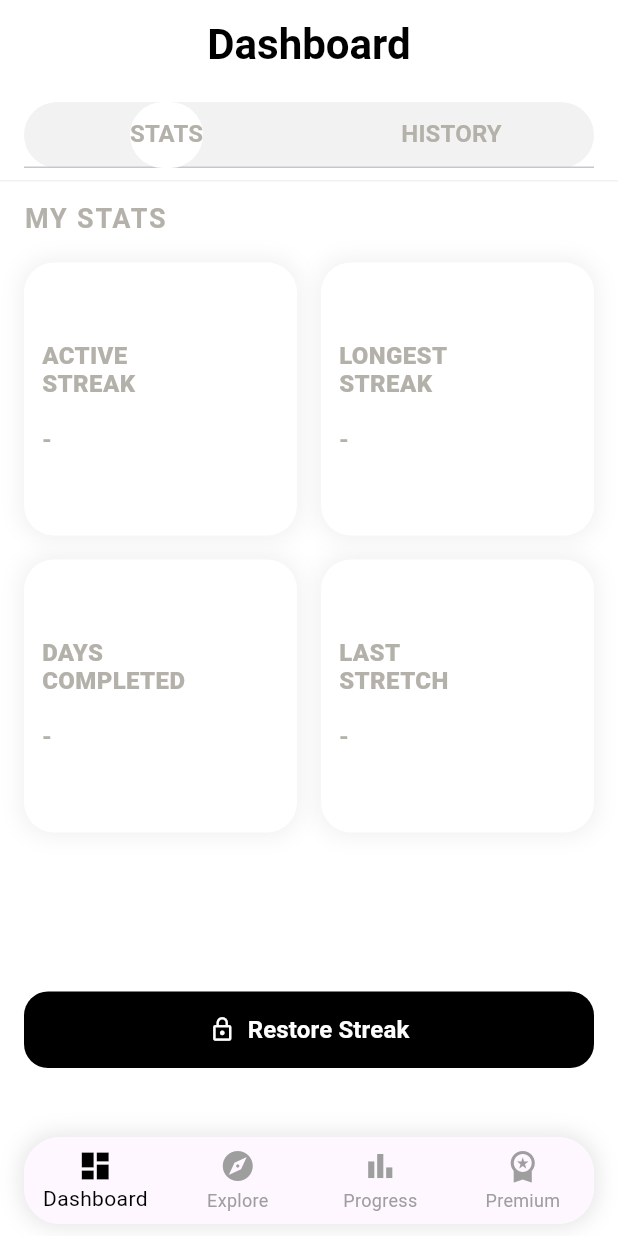
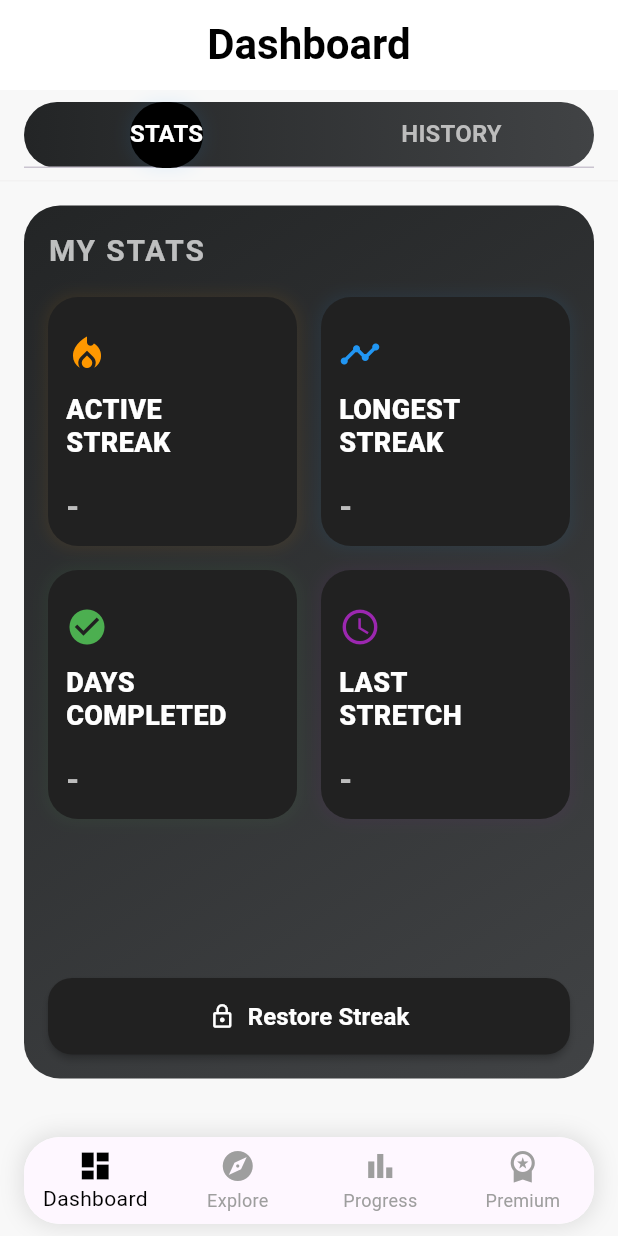
Before and after one commit to SachinDevX/fitness, a Flutter app: the screen it shows after launch, on a phone screen of 412 x 824 dp. Run offline on Flutter 3.47's test engine with Material 3 defaults, Android fonts, the phone set to English and light mode, and no system bars; our stand-ins replace buttons_tabbar, table_calendar.

Commit message:
dashboard page ui done

```diff
--- a/lib/pages/dashboard/Dashboard.dart
+++ b/lib/pages/dashboard/Dashboard.dart
@@ -1,5 +1,7 @@
+import 'package:fitness/pages/dashboard/history_state.dart' as state;
 import 'package:fitness/pages/dashboard/stat_cards.dart';
 import 'package:flutter/material.dart';
+import 'package:table_calendar/table_calendar.dart';
 
 class Dashboard_tabs extends StatelessWidget {
   const Dashboard_tabs({super.key});
@@ -9,7 +11,7 @@ class Dashboard_tabs extends StatelessWidget {
     return DefaultTabController(
       length: 2,
       child: Scaffold(
-        backgroundColor: Colors.white,
+        backgroundColor: const Color(0xFFF8F8F8),
         appBar: AppBar(
           backgroundColor: Colors.white,
           elevation: 0,
@@ -32,16 +34,25 @@ class Dashboard_tabs extends StatelessWidget {
               child: Container(
                 height: 44,
                 decoration: BoxDecoration(
-                  color: const Color(0xFFF3F2F2),
+                  gradient: LinearGradient(
+                    colors: [Color(0xFF232526), Color(0xFF414345)],
+                  ),
                   borderRadius: BorderRadius.circular(22),
                 ),
                 child: TabBar(
                   indicator: BoxDecoration(
-                    color: Colors.white,
+                    color: Colors.black,
                     borderRadius: BorderRadius.circular(22),
+                    boxShadow: [
+                      BoxShadow(
+                        color: Colors.blue.withOpacity(0.08),
+                        blurRadius: 8,
+                        spreadRadius: 2,
+                      ),
+                    ],
                   ),
-                  labelColor: const Color(0xFFB3B1A9),
-                  unselectedLabelColor: const Color(0xFFB3B1A9),
+                  labelColor: Colors.white,
+                  unselectedLabelColor: Colors.grey[400],
                   labelStyle: const TextStyle(
                     fontWeight: FontWeight.bold,
                     fontSize: 16,
@@ -61,20 +72,30 @@ class Dashboard_tabs extends StatelessWidget {
             // TabBarView
             Expanded(
               child: TabBarView(
+                physics: NeverScrollableScrollPhysics(),
                 children: [
-                  // Stats Tab
+                  // Stats Tab (DARK THEME)
                   SingleChildScrollView(
-                    child: Padding(
-                      padding: const EdgeInsets.symmetric(horizontal: 16, vertical: 12),
+                    child: Container(
+                      decoration: BoxDecoration(
+                        gradient: LinearGradient(
+                          colors: [Color(0xFF232526), Color(0xFF414345)],
+                          begin: Alignment.topLeft,
+                          end: Alignment.bottomRight,
+                        ),
+                        borderRadius: BorderRadius.circular(24),
+                      ),
+                      margin: const EdgeInsets.all(16),
+                      padding: const EdgeInsets.all(16),
                       child: Column(
                         crossAxisAlignment: CrossAxisAlignment.start,
                         children: [
                           const Text(
                             'MY STATS',
                             style: TextStyle(
-                              color: Color(0xFFB3B1A9),
+                              color: Colors.white70,
                               fontWeight: FontWeight.bold,
-                              fontSize: 18,
+                              fontSize: 20,
                               letterSpacing: 1.2,
                             ),
                           ),
@@ -86,17 +107,37 @@ class Dashboard_tabs extends StatelessWidget {
                             crossAxisSpacing: 16,
                             physics: const NeverScrollableScrollPhysics(),
                             children: const [
-                              StatCard(title: 'ACTIVE\nSTREAK'),
-                              StatCard(title: 'LONGEST\nSTREAK'),
-                              StatCard(title: 'DAYS\nCOMPLETED'),
-                              StatCard(title: 'LAST\nSTRETCH'),
+                              StatCard(
+                                title: 'ACTIVE\nSTREAK',
+                                icon: Icons.local_fire_department,
+                                color: Colors.orange,
+                                dark: true,
+                              ),
+                              StatCard(
+                                title: 'LONGEST\nSTREAK',
+                                icon: Icons.timeline,
+                                color: Colors.blue,
+                                dark: true,
+                              ),
+                              StatCard(
+                                title: 'DAYS\nCOMPLETED',
+                                icon: Icons.check_circle,
+                                color: Colors.green,
+                                dark: true,
+                              ),
+                              StatCard(
+                                title: 'LAST\nSTRETCH',
+                                icon: Icons.access_time,
+                                color: Colors.purple,
+                                dark: true,
+                              ),
                             ],
                           ),
                           const SizedBox(height: 32),
                           SizedBox(
                             width: double.infinity,
                             child: ElevatedButton.icon(
-                              onPressed: null,
+                              onPressed: () {},
                               icon: const Icon(Icons.lock_outline, color: Colors.white),
                               label: const Text(
                                 'Restore Streak',
@@ -107,9 +148,8 @@ class Dashboard_tabs extends StatelessWidget {
                                 ),
                               ),
                               style: ElevatedButton.styleFrom(
-                                backgroundColor: const Color(0xFFF3F2F2),
-                                disabledBackgroundColor:  Colors.black,
-                                elevation: 0,
+                                backgroundColor: Colors.grey[900],
+                                elevation: 2,
                                 shape: RoundedRectangleBorder(
                                   borderRadius: BorderRadius.circular(16),
                                 ),
@@ -121,8 +161,19 @@ class Dashboard_tabs extends StatelessWidget {
                       ),
                     ),
                   ),
-                  // History Tab
-                  const Center(child: Text('History Content Coming Soon')),
+                  // History Tab (remains light)
+                  Container(
+                    margin: const EdgeInsets.all(16),
+                    decoration: BoxDecoration(
+                      gradient: const LinearGradient(
+                        colors: [Color(0xFF232526), Color(0xFF414345)],
+                        begin: Alignment.topLeft,
+                        end: Alignment.bottomRight,
+                      ),
+                      borderRadius: BorderRadius.circular(24),
+                    ),
+                    child: const state.HistoryPage(),
+                  ),
                 ],
               ),
             ),
@@ -132,3 +183,61 @@ class Dashboard_tabs extends StatelessWidget {
     );
   }
 }
+
+class StatCard extends StatelessWidget {
+  final String title;
+  final IconData icon;
+  final Color color;
+  final bool dark;
+  const StatCard({
+    super.key,
+    required this.title,
+    required this.icon,
+    required this.color,
+    this.dark = false,
+  });
+
+  @override
+  Widget build(BuildContext context) {
+    return Container(
+      decoration: BoxDecoration(
+        color: dark ? Colors.grey[900] : color.withOpacity(0.1),
+        borderRadius: BorderRadius.circular(20),
+        boxShadow: [
+          BoxShadow(
+            color: color.withOpacity(0.08),
+            blurRadius: 8,
+            spreadRadius: 2,
+          ),
+        ],
+      ),
+      padding: const EdgeInsets.symmetric(vertical: 24, horizontal: 12),
+      child: Column(
+        crossAxisAlignment: CrossAxisAlignment.start,
+        mainAxisAlignment: MainAxisAlignment.center,
+        children: [
+          Icon(icon, color: color, size: 28),
+          const SizedBox(height: 12),
+          Text(
+            title,
+            style: TextStyle(
+              color: Colors.white,
+              fontWeight: FontWeight.w900,
+              fontSize: 18,
+              height: 1.2,
+            ),
+          ),
+          const SizedBox(height: 16),
+          const Text(
+            '-',
+            style: TextStyle(
+              color: Colors.white70,
+              fontWeight: FontWeight.bold,
+              fontSize: 22,
+            ),
+          ),
+        ],
+      ),
+    );
+  }
+}
--- a/lib/pages/explore_page.dart
+++ b/lib/pages/explore_page.dart
@@ -56,6 +56,7 @@ class ExploreTab extends StatelessWidget {
             ),
             Expanded(
               child: TabBarView(
+                physics: NeverScrollableScrollPhysics(),
                 children: [
                   ListView(
                     children: [
--- a/pubspec.yaml
+++ b/pubspec.yaml
@@ -32,7 +32,7 @@ dependencies:
     sdk: flutter
   flutter_floating_bottom_bar: ^1.3.0
   buttons_tabbar: ^1.3.15
-
+  table_calendar: ^3.2.0
   # The following adds the Cupertino Icons font to your application.
   # Use with the CupertinoIcons class for iOS style icons.
   cupertino_icons: ^1.0.8
```
Also changed, not shown: lib/pages/dashboard/history_page.dart (added, +78 -0 lines), lib/pages/dashboard/history_state.dart (added, +100 -0 lines), pubspec.lock.
